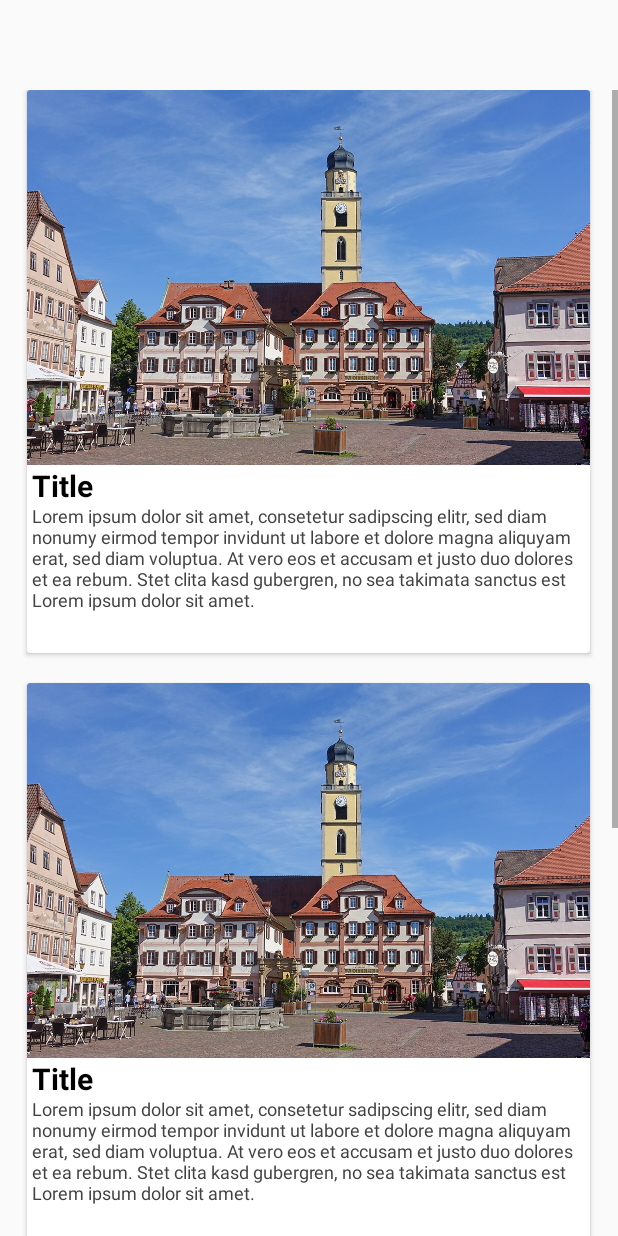
After one commit to tim-nick/ErasmusPlus, an Android app: the layout fragment_first_navigation.xml on its own in the app's theme, with its tools: preview values and no code run, on a phone screen of 412 x 824 dp. The commit adds this screen. Run offline under Robolectric (Android 15) with nearby library versions, the phone set to English and light mode, and no system bars.

Commit message:
This is the first basic Version with an Navigation Controller

```diff
--- a/app/src/main/java/com/example/erasmusplus/Sights.java
+++ b/app/src/main/java/com/example/erasmusplus/Sights.java
@@ -18,7 +18,7 @@ public class Sights extends AppCompatActivity {
         super.onCreate(savedInstanceState);
         setContentView(R.layout.sights);
 
-
+// Toolbar
         Toolbar myToolbar2 = (Toolbar) findViewById(R.id.my_toolbar2);
         setSupportActionBar(myToolbar2);
         myToolbar2.setNavigationOnClickListener(new View.OnClickListener() {
--- /dev/null
+++ b/app/src/main/res/layout/fragment_first_navigation.xml
@@ -0,0 +1,157 @@
+<?xml version="1.0" encoding="utf-8"?>
+<androidx.constraintlayout.widget.ConstraintLayout xmlns:android="http://schemas.android.com/apk/res/android"
+    xmlns:app="http://schemas.android.com/apk/res-auto"
+    xmlns:tools="http://schemas.android.com/tools"
+    android:layout_width="match_parent"
+    android:layout_height="match_parent"
+    tools:context=".MainActivity">
+
+        <ScrollView
+            android:id="@+id/scrollView2"
+            android:layout_width="match_parent"
+            android:layout_height="match_parent"
+            android:layout_marginTop="60dp"
+            app:layout_constraintEnd_toEndOf="parent"
+            app:layout_constraintStart_toStartOf="parent"
+            app:layout_constraintTop_toBottomOf="@+id/my_toolbar">
+
+            <LinearLayout
+                android:layout_width="match_parent"
+                android:layout_height="match_parent"
+                android:gravity="center_horizontal"
+                android:orientation="vertical">
+
+                <androidx.cardview.widget.CardView
+                    android:id="@+id/firstcard"
+                    android:layout_width="375dp"
+                    android:layout_height="375dp"
+                    android:layout_marginBottom="20dp"
+                    android:background="@android:drawable/alert_light_frame">
+
+                    <TextView
+                        android:id="@+id/title1"
+                        android:layout_width="match_parent"
+                        android:layout_height="wrap_content"
+                        android:layout_marginLeft="3dp"
+                        android:layout_marginTop="250dp"
+                        android:layout_marginBottom="30dp"
+                        android:text="Title"
+                        android:textColor="@android:color/black"
+                        android:textSize="20dp"
+                        android:textStyle="bold" />
+
+                    <ImageView
+                        android:id="@+id/imageView1"
+                        android:layout_width="wrap_content"
+                        android:layout_height="wrap_content"
+                        android:adjustViewBounds="true"
+                        android:maxWidth="375dp"
+                        android:maxHeight="375dp"
+                        android:scaleType="fitCenter"
+                        app:srcCompat="@drawable/mgh" />
+
+                    <TextView
+                        android:id="@+id/description1"
+                        android:layout_width="wrap_content"
+                        android:layout_height="wrap_content"
+                        android:layout_marginLeft="3dp"
+                        android:layout_marginTop="275dp"
+                        android:text="Lorem ipsum dolor sit amet, consetetur sadipscing elitr, sed diam nonumy eirmod tempor invidunt ut labore et dolore magna aliquyam erat, sed diam voluptua. At vero eos et accusam et justo duo dolores et ea rebum. Stet clita kasd gubergren, no sea takimata sanctus est Lorem ipsum dolor sit amet."
+                        android:textColor="#424242"
+                        android:textSize="12dp" />
+
+                    <Button
+                        android:id="@+id/buttonfirstcard"
+                        android:layout_width="375dp"
+                        android:layout_height="375dp"
+                        android:alpha="0.0"
+                        android:text="Button" />
+
+
+                </androidx.cardview.widget.CardView>
+
+                <androidx.cardview.widget.CardView
+                    android:id="@+id/secondcard"
+                    android:layout_width="375dp"
+                    android:layout_height="375dp"
+                    android:layout_marginBottom="20dp"
+                    android:background="@android:drawable/alert_light_frame">
+
+                    <TextView
+                        android:id="@+id/title2"
+                        android:layout_width="match_parent"
+                        android:layout_height="wrap_content"
+                        android:layout_marginLeft="3dp"
+                        android:layout_marginTop="250dp"
+                        android:layout_marginBottom="30dp"
+                        android:text="Title"
+                        android:textColor="@android:color/black"
+                        android:textSize="20dp"
+                        android:textStyle="bold" />
+
+                    <ImageView
+                        android:id="@+id/imageView2"
+                        android:layout_width="wrap_content"
+                        android:layout_height="wrap_content"
+                        android:adjustViewBounds="true"
+                        android:maxWidth="375dp"
+                        android:maxHeight="375dp"
+                        android:scaleType="fitCenter"
+                        app:srcCompat="@drawable/mgh" />
+
+                    <TextView
+                        android:id="@+id/description2"
+                        android:layout_width="wrap_content"
+                        android:layout_height="wrap_content"
+                        android:layout_marginLeft="3dp"
+                        android:layout_marginTop="275dp"
+                        android:text="Lorem ipsum dolor sit amet, consetetur sadipscing elitr, sed diam nonumy eirmod tempor invidunt ut labore et dolore magna aliquyam erat, sed diam voluptua. At vero eos et accusam et justo duo dolores et ea rebum. Stet clita kasd gubergren, no sea takimata sanctus est Lorem ipsum dolor sit amet."
+                        android:textColor="#424242"
+                        android:textSize="12dp" />
+                </androidx.cardview.widget.CardView>
+
+                <androidx.cardview.widget.CardView
+                    android:id="@+id/thirdcard"
+                    android:layout_width="375dp"
+                    android:layout_height="375dp"
+                    android:layout_marginBottom="20dp"
+                    android:background="@android:drawable/alert_light_frame">
+
+                    <TextView
+                        android:id="@+id/title3"
+                        android:layout_width="match_parent"
+                        android:layout_height="wrap_content"
+                        android:layout_marginLeft="3dp"
+                        android:layout_marginTop="250dp"
+                        android:layout_marginBottom="30dp"
+                        android:text="Title"
+                        android:textColor="@android:color/black"
+                        android:textSize="20dp"
+                        android:textStyle="bold" />
+
+                    <ImageView
+                        android:id="@+id/imageView3"
+                        android:layout_width="wrap_content"
+                        android:layout_height="wrap_content"
+                        android:adjustViewBounds="true"
+                        android:maxWidth="375dp"
+                        android:maxHeight="375dp"
+                        android:scaleType="fitCenter"
+                        app:srcCompat="@drawable/mgh" />
+
+                    <TextView
+                        android:id="@+id/description3"
+                        android:layout_width="wrap_content"
+                        android:layout_height="wrap_content"
+                        android:layout_marginLeft="3dp"
+                        android:layout_marginTop="275dp"
+                        android:text="Lorem ipsum dolor sit amet, consetetur sadipscing elitr, sed diam nonumy eirmod tempor invidunt ut labore et dolore magna aliquyam erat, sed diam voluptua. At vero eos et accusam et justo duo dolores et ea rebum. Stet clita kasd gubergren, no sea takimata sanctus est Lorem ipsum dolor sit amet."
+                        android:textColor="#424242"
+                        android:textSize="12dp" />
+                </androidx.cardview.widget.CardView>
+
+
+            </LinearLayout>
+        </ScrollView>
+
+</androidx.constraintlayout.widget.ConstraintLayout>
--- a/build.gradle
+++ b/build.gradle
@@ -7,7 +7,10 @@ buildscript {
 
     }
     dependencies {
-        classpath 'com.android.tools.build:gradle:3.6.1'
+        classpath 'com.android.tools.build:gradle:3.6.2'
+        classpath 'android.arch.navigation:navigation-safe-args-gradle-plugin:1.0.0-alpha04'
+
+
 
         // NOTE: Do not place your application dependencies here; they belong
         // in the individual module build.gradle files
```
Also changed, not shown: app/build.gradle (+16 -0 lines), app/src/main/java/com/example/erasmusplus/MainActivity.java (+17 -0 lines), app/src/main/java/com/example/erasmusplus/first_navigation.java (added, +55 -0 lines), app/src/main/java/com/example/erasmusplus/second_navigation.java (added, +49 -0 lines), app/src/main/res/layout/activity_main.xml (+16 -1 lines), app/src/main/res/layout/fragment_second_navigation.xml (added, +299 -0 lines), app/src/main/res/navigation/nav_graph.xml (added, +22 -0 lines).
